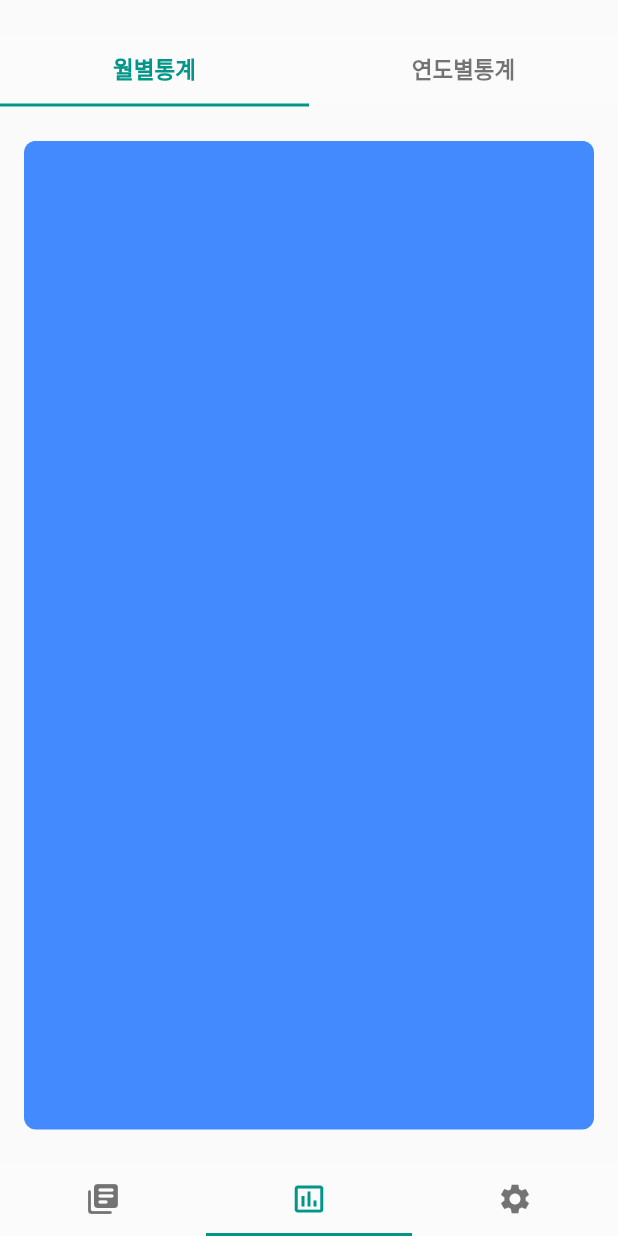
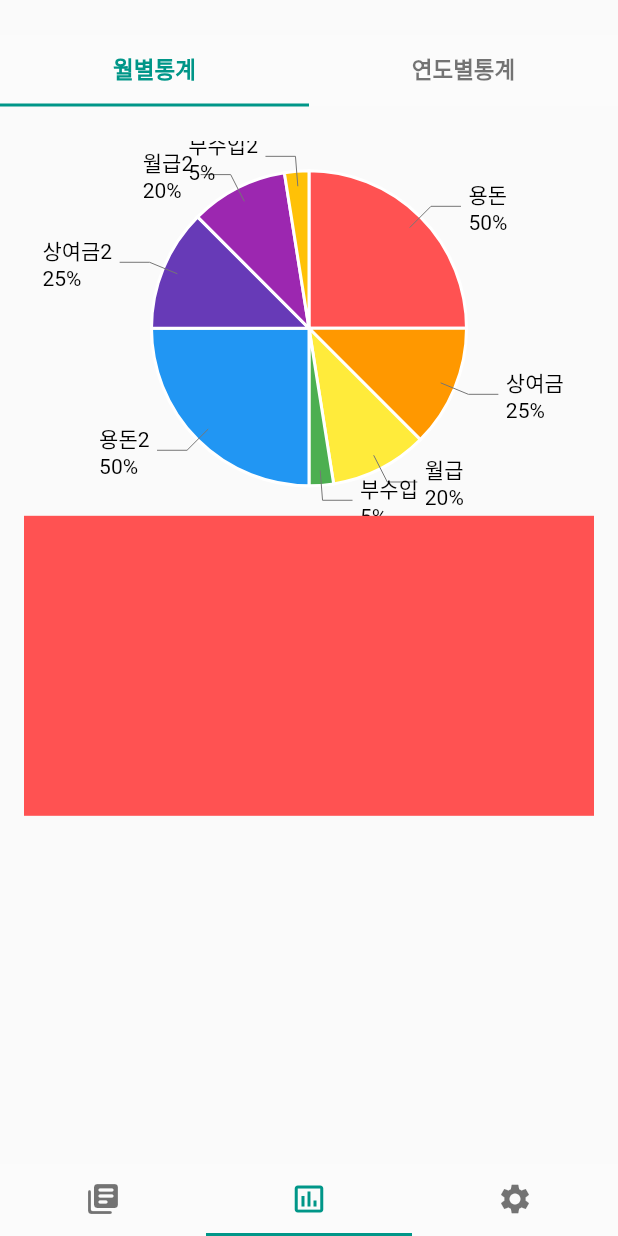
Before and after one commit to ChoboDeveloper/myledger, a Flutter app: the screen it shows after launch, item 2 of the bottom bar chosen, on a phone screen of 412 x 824 dp. Run offline on Flutter 3.47's test engine with Material 2 defaults, Android fonts, the phone set to English and light mode, and no system bars; our stand-ins replace charts_flutter.

Commit message:
implement statistics

```diff
--- a/lib/ledger.dart
+++ b/lib/ledger.dart
@@ -26,8 +26,7 @@ class _LedgerState extends State<Ledger> with TickerProviderStateMixin {
   @override
   Widget build(BuildContext context) {
     double screenHeight = MediaQuery.of(context).size.height;
-    return Column(
-      mainAxisAlignment: MainAxisAlignment.spaceEvenly,
+    return ListView(
       children: <Widget>[
         Material(
           color: Colors.white10,
@@ -51,7 +50,7 @@ class _LedgerState extends State<Ledger> with TickerProviderStateMixin {
         ),
         Container(
           height: screenHeight * 0.80,
-          margin: EdgeInsets.only(left: 16.0, right: 16.0),
+          margin: EdgeInsets.only(left: 16.0, right: 16.0, top: 16.0),
           child: TabBarView(
             physics: NeverScrollableScrollPhysics(),
             controller: _LedgerTabController,
--- a/lib/main.dart
+++ b/lib/main.dart
@@ -1,4 +1,5 @@
 import 'package:flutter/material.dart';
+import 'package:flutter_localizations/flutter_localizations.dart';
 import 'package:myledger/ledger.dart';
 import 'package:myledger/statistics.dart';
 import 'package:myledger/staticfunction.dart';
@@ -16,6 +17,10 @@ class MyApp extends StatelessWidget{
           child: MyHomePage(),
         ),
       ),
+      localizationsDelegates: [
+        GlobalWidgetsLocalizations.delegate,
+        GlobalMaterialLocalizations.delegate,
+      ],
     );
   }
 }
--- a/lib/statistics.dart
+++ b/lib/statistics.dart
@@ -1,4 +1,5 @@
 import 'package:flutter/material.dart';
+import 'package:myledger/statistics_day_chart.dart';
 import 'package:myledger/statistics_month_chart.dart';
 
 class Statistics extends StatefulWidget {
@@ -54,15 +55,8 @@ class _StatisticsState extends State<Statistics> with TickerProviderStateMixin {
           child: TabBarView(
             controller: _StatisticsTabController,
             children: <Widget>[
-              Container(
-                decoration: BoxDecoration(
-                  borderRadius: BorderRadius.circular(8.0),
-                  color: Colors.blueAccent,
-                ),
-              ),
-              Container(
-                child: Month_chart(),
-              ),
+              Day_chart(),
+              Month_chart(),
             ],
           ),
         )
--- /dev/null
+++ b/lib/statistics_day_chart.dart
@@ -0,0 +1,81 @@
+import 'package:charts_flutter/flutter.dart' as charts;
+import 'package:flutter/material.dart';
+
+class Day_chart extends StatefulWidget {
+  @override
+  _DayState createState() => _DayState();
+}
+
+class _DayState extends State<Day_chart> {
+  List<charts.Series> seriesList = [];
+
+  @override
+  void initState() {
+    super.initState();
+    seriesList = _createSampleData();
+  }
+
+  pieChart() {
+    return charts.PieChart(
+      seriesList,
+      animate: true,
+      defaultRenderer: new charts.ArcRendererConfig(
+        arcRendererDecorators: [new charts.ArcLabelDecorator(
+          outsideLabelStyleSpec: charts.TextStyleSpec(fontSize: 14),
+          labelPosition: charts.ArcLabelPosition.outside,
+        )]),
+    );
+  }
+
+  List<charts.Series<Stat, String>> _createSampleData() {
+    final datas = [
+      new Stat('용돈', 50, Colors.redAccent),
+      new Stat('상여금', 25, Colors.orange),
+      new Stat('월급', 20, Colors.yellow),
+      new Stat('부수입', 5, Colors.green),
+      new Stat('용돈2', 50, Colors.blue),
+      new Stat('상여금2', 25, Colors.deepPurple),
+      new Stat('월급2', 20, Colors.purple),
+      new Stat('부수입2', 5, Colors.amber),
+    ];
+
+    return [
+      new charts.Series<Stat, String>(
+        id: 'Sales',
+        domainFn: (Stat sales, _) => sales.tag,
+        measureFn: (Stat sales, _) => sales.amount,
+        colorFn: (Stat sales,_) => charts.ColorUtil.fromDartColor(sales.color),
+        data: datas,
+        // Set a label accessor to control the text of the arc label.
+        labelAccessorFn: (Stat row, _) => '${row.tag}\n${row.amount}%',
+      )
+    ];
+  }
+  @override
+  Widget build(BuildContext context) {
+    return Container(
+      child: ListView(
+        children: [
+          Container(
+            width: 250,
+            height: 250,
+            child: pieChart(),
+          ),
+          Container(
+            height: 200,
+            color: Colors.redAccent,
+          )
+        ],
+      ),
+    );
+  }
+}
+
+/// Sample linear data type.
+class Stat {
+  final String tag;
+  final int amount;
+  final Color color;
+
+  Stat(this.tag, this.amount, this.color);
+}
--- a/pubspec.yaml
+++ b/pubspec.yaml
@@ -22,6 +22,8 @@ environment:
 
 dependencies:
   flutter:
+    sdk: flutter
+  flutter_localizations:
     sdk: flutter
 
 
```
Also changed, not shown: lib/day_dialogview.dart (+36 -9 lines), lib/day_tagdatalist.dart (+7 -10 lines), lib/day_view.dart (+11 -2 lines), lib/month_datalist.dart (+37 -9 lines), lib/month_view.dart (+4 -4 lines), lib/statistics_month_chart.dart (+30 -7 lines), pubspec.lock.
